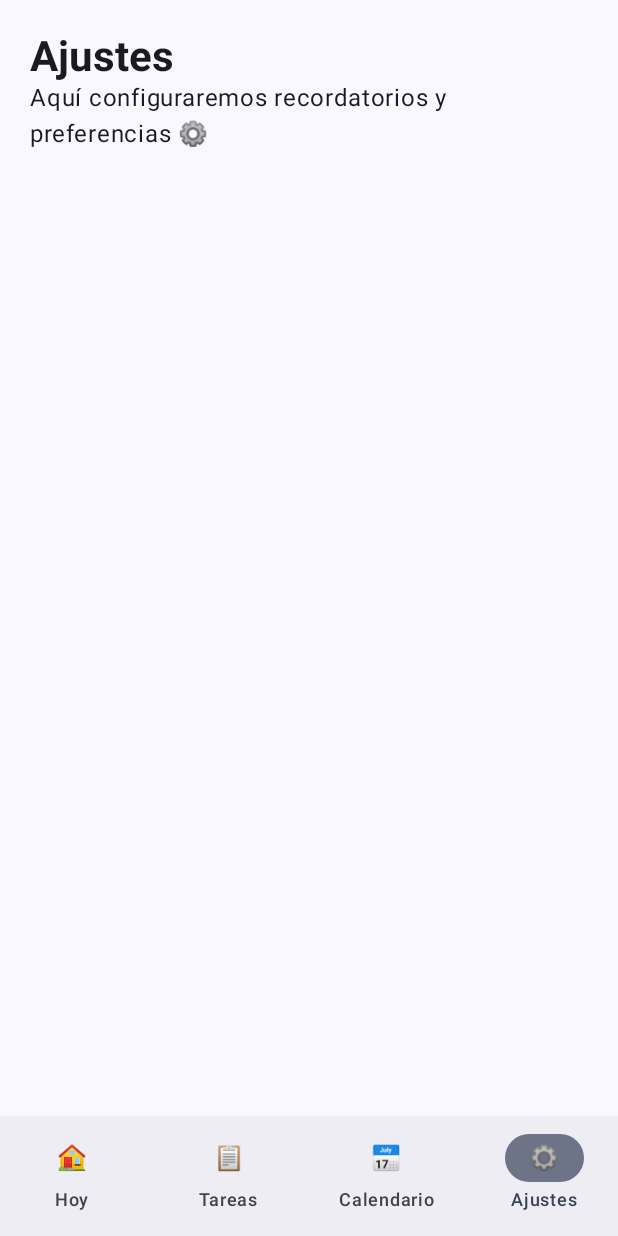
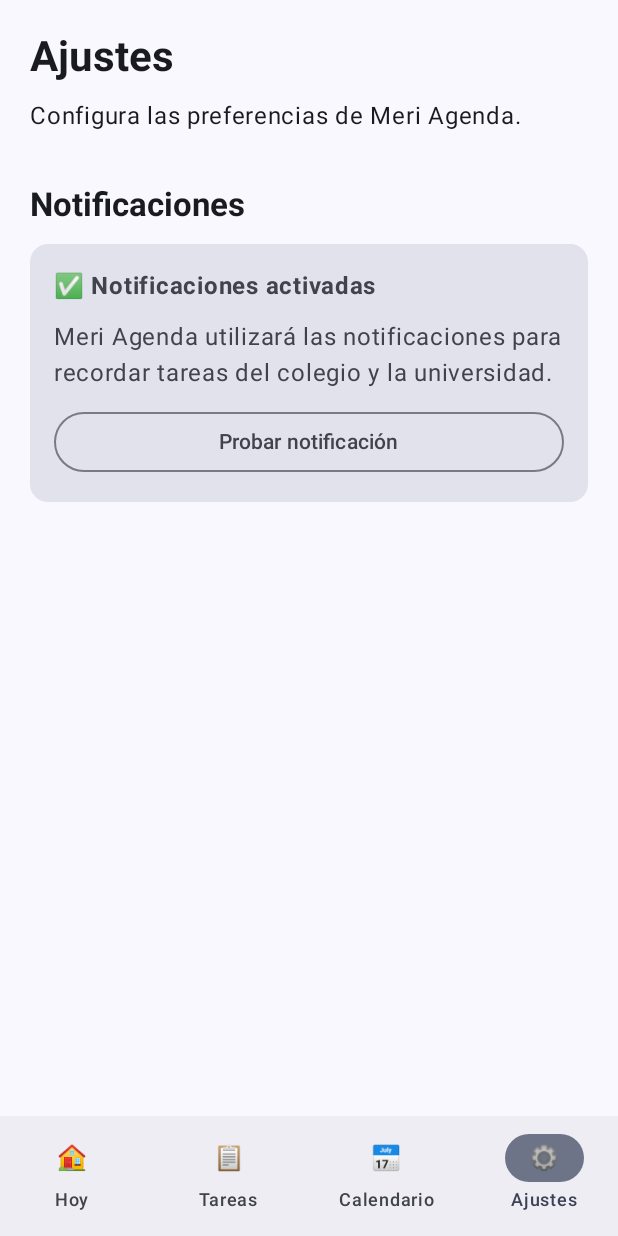
Before and after one commit to crisotocdev/Meri-Agenda, an Android app built with Jetpack Compose: the SettingsScreen screen opened through its navigation route, on a phone screen of 412 x 824 dp. Run offline under Robolectric (Android 15) with nearby library versions, the phone set to English and light mode, and no system bars; our stand-ins replace Room's generated code.

Commit message:
feat: agregar base de notificaciones y pantalla de ajustes

```diff
--- a/app/src/main/AndroidManifest.xml
+++ b/app/src/main/AndroidManifest.xml
@@ -1,6 +1,8 @@
 <?xml version="1.0" encoding="utf-8"?>
 <manifest xmlns:android="http://schemas.android.com/apk/res/android"
     xmlns:tools="http://schemas.android.com/tools">
+
+    <uses-permission android:name="android.permission.POST_NOTIFICATIONS" />
 
     <application
         android:allowBackup="true"
--- a/app/src/main/java/com/cris/meriagenda/MainActivity.kt
+++ b/app/src/main/java/com/cris/meriagenda/MainActivity.kt
@@ -30,6 +30,7 @@ import com.cris.meriagenda.ui.screens.TodayScreen
 import com.cris.meriagenda.ui.theme.MeriAgendaTheme
 import kotlinx.coroutines.launch
 import java.time.LocalDate
+import com.cris.meriagenda.notifications.NotificationHelper
 
 class MainActivity : ComponentActivity() {
 
@@ -39,6 +40,8 @@ class MainActivity : ComponentActivity() {
 
     override fun onCreate(savedInstanceState: Bundle?) {
         super.onCreate(savedInstanceState)
+
+        NotificationHelper.createNotificationChannel(this)
 
         enableEdgeToEdge()
 
--- /dev/null
+++ b/app/src/main/java/com/cris/meriagenda/notifications/NotificationHelper.kt
@@ -0,0 +1,91 @@
+package com.cris.meriagenda.notifications
+
+import android.Manifest
+import android.app.NotificationChannel
+import android.app.NotificationManager
+import android.content.Context
+import android.content.pm.PackageManager
+import android.os.Build
+import androidx.core.app.NotificationCompat
+import androidx.core.app.NotificationManagerCompat
+import androidx.core.content.ContextCompat
+import com.cris.meriagenda.R
+
+object NotificationHelper {
+
+    const val CHANNEL_ID = "task_reminders"
+
+    fun createNotificationChannel(
+        context: Context
+    ) {
+
+        if (
+            Build.VERSION.SDK_INT >=
+            Build.VERSION_CODES.O
+        ) {
+
+            val channel = NotificationChannel(
+                CHANNEL_ID,
+                "Recordatorios de tareas",
+                NotificationManager.IMPORTANCE_HIGH
+            ).apply {
+
+                description =
+                    "Recordatorios de las tareas de Meri Agenda"
+            }
+
+            val notificationManager =
+                context.getSystemService(
+                    NotificationManager::class.java
+                )
+
+            notificationManager
+                .createNotificationChannel(
+                    channel
+                )
+        }
+    }
+
+    fun showTestNotification(
+        context: Context
+    ) {
+
+        if (
+            Build.VERSION.SDK_INT >=
+            Build.VERSION_CODES.TIRAMISU &&
+            ContextCompat.checkSelfPermission(
+                context,
+                Manifest.permission.POST_NOTIFICATIONS
+            ) != PackageManager.PERMISSION_GRANTED
+        ) {
+            return
+        }
+
+        val notification =
+            NotificationCompat.Builder(
+                context,
+                CHANNEL_ID
+            )
+                .setSmallIcon(
+                    R.drawable.ic_notification
+                )
+                .setContentTitle(
+                    "Meri Agenda 💜"
+                )
+                .setContentText(
+                    "Las notificaciones están funcionando correctamente."
+                )
+                .setPriority(
+                    NotificationCompat.PRIORITY_HIGH
+                )
+                .setAutoCancel(true)
+                .build()
+
+        NotificationManagerCompat
+            .from(context)
+            .notify(
+                1001,
+                notification
+            )
+    }
+}
--- a/app/src/main/java/com/cris/meriagenda/ui/screens/SettingsScreen.kt
+++ b/app/src/main/java/com/cris/meriagenda/ui/screens/SettingsScreen.kt
@@ -1,33 +1,202 @@
 package com.cris.meriagenda.ui.screens
 
+import android.Manifest
+import android.content.pm.PackageManager
+import android.os.Build
+import androidx.activity.compose.rememberLauncherForActivityResult
+import androidx.activity.result.contract.ActivityResultContracts
+import androidx.compose.foundation.layout.Arrangement
 import androidx.compose.foundation.layout.Column
+import androidx.compose.foundation.layout.Spacer
 import androidx.compose.foundation.layout.fillMaxSize
+import androidx.compose.foundation.layout.fillMaxWidth
+import androidx.compose.foundation.layout.height
 import androidx.compose.foundation.layout.padding
+import androidx.compose.material3.Button
 import androidx.compose.material3.MaterialTheme
+import androidx.compose.material3.OutlinedButton
+import androidx.compose.material3.Surface
 import androidx.compose.material3.Text
 import androidx.compose.runtime.Composable
+import androidx.compose.runtime.getValue
+import androidx.compose.runtime.mutableStateOf
+import androidx.compose.runtime.remember
+import androidx.compose.runtime.setValue
 import androidx.compose.ui.Modifier
+import androidx.compose.ui.platform.LocalContext
 import androidx.compose.ui.text.font.FontWeight
 import androidx.compose.ui.unit.dp
+import androidx.core.content.ContextCompat
+import com.cris.meriagenda.notifications.NotificationHelper
 
 @Composable
 fun SettingsScreen() {
 
+    val context =
+        LocalContext.current
+
+    fun checkPermission(): Boolean {
+
+        return if (
+            Build.VERSION.SDK_INT >=
+            Build.VERSION_CODES.TIRAMISU
+        ) {
+
+            ContextCompat.checkSelfPermission(
+                context,
+                Manifest.permission.POST_NOTIFICATIONS
+            ) == PackageManager.PERMISSION_GRANTED
+
+        } else {
+
+            true
+        }
+    }
+
+    var hasNotificationPermission by remember {
+        mutableStateOf(
+            checkPermission()
+        )
+    }
+
+    val notificationPermissionLauncher =
+        rememberLauncherForActivityResult(
+            contract =
+                ActivityResultContracts.RequestPermission()
+        ) { granted ->
+
+            hasNotificationPermission =
+                granted
+        }
+
     Column(
         modifier = Modifier
             .fillMaxSize()
-            .padding(20.dp)
+            .padding(20.dp),
+
+        verticalArrangement =
+            Arrangement.spacedBy(12.dp)
     ) {
 
         Text(
             text = "Ajustes",
-            style = MaterialTheme.typography.headlineMedium,
+            style =
+                MaterialTheme.typography.headlineMedium,
             fontWeight = FontWeight.Bold
         )
 
         Text(
-            text = "Aquí configuraremos recordatorios y preferencias ⚙️",
-            style = MaterialTheme.typography.bodyLarge
+            text =
+                "Configura las preferencias de Meri Agenda.",
+            style =
+                MaterialTheme.typography.bodyLarge
         )
+
+        Spacer(
+            modifier = Modifier.height(12.dp)
+        )
+
+        Text(
+            text = "Notificaciones",
+            style =
+                MaterialTheme.typography.titleLarge,
+            fontWeight = FontWeight.Bold
+        )
+
+        Surface(
+            modifier =
+                Modifier.fillMaxWidth(),
+
+            shape =
+                MaterialTheme.shapes.medium,
+
+            color =
+                MaterialTheme
+                    .colorScheme
+                    .surfaceVariant
+        ) {
+
+            Column(
+                modifier =
+                    Modifier.padding(16.dp),
+
+                verticalArrangement =
+                    Arrangement.spacedBy(10.dp)
+            ) {
+
+                Text(
+                    text =
+                        if (
+                            hasNotificationPermission
+                        ) {
+                            "✅ Notificaciones activadas"
+                        } else {
+                            "🔕 Notificaciones desactivadas"
+                        },
+
+                    fontWeight =
+                        FontWeight.Bold
+                )
+
+                Text(
+                    text =
+                        "Meri Agenda utilizará las notificaciones para recordar tareas del colegio y la universidad."
+                )
+
+                if (
+                    !hasNotificationPermission
+                ) {
+
+                    Button(
+                        modifier =
+                            Modifier.fillMaxWidth(),
+
+                        onClick = {
+
+                            if (
+                                Build.VERSION.SDK_INT >=
+                                Build.VERSION_CODES.TIRAMISU
+                            ) {
+
+                                notificationPermissionLauncher
+                                    .launch(
+                                        Manifest.permission.POST_NOTIFICATIONS
+                                    )
+
+                            } else {
+
+                                hasNotificationPermission =
+                                    true
+                            }
+                        }
+                    ) {
+
+                        Text(
+                            "Activar notificaciones"
+                        )
+                    }
+
+                } else {
+
+                    OutlinedButton(
+                        modifier =
+                            Modifier.fillMaxWidth(),
+
+                        onClick = {
+
+                            NotificationHelper
+                                .showTestNotification(
+                                    context
+                                )
+                        }
+                    ) {
+
+                        Text(
+                            "Probar notificación"
+                        )
+                    }
+                }
+            }
+        }
     }
 }
--- /dev/null
+++ b/app/src/main/res/drawable/ic_notification.xml
@@ -0,0 +1,11 @@
+<vector xmlns:android="http://schemas.android.com/apk/res/android"
+    android:width="24dp"
+    android:height="24dp"
+    android:viewportWidth="24"
+    android:viewportHeight="24">
+
+    <path
+        android:fillColor="#FFFFFFFF"
+        android:pathData="M12,22c1.1,0 2,-0.9 2,-2h-4c0,1.1 0.9,2 2,2zM18,16v-5c0,-3.07 -1.63,-5.64 -4.5,-6.32V4c0,-0.83 -0.67,-1.5 -1.5,-1.5S10.5,3.17 10.5,4v0.68C7.64,5.36 6,7.92 6,11v5l-2,2v1h16v-1l-2,-2z" />
+
+</vector>
```
